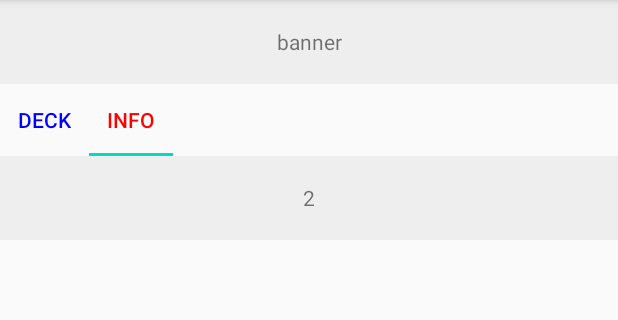
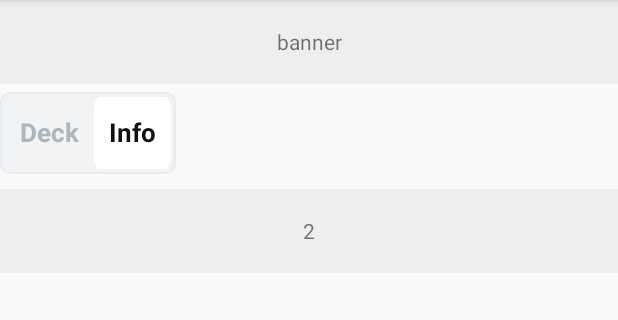
Before and after one commit to jangsejing/tab_layout, an Android app: the screen it shows after launch (MainActivity), tab 2 chosen, on a phone screen of 412 x 824 dp, the part 84-404 px from its top. Run offline under Robolectric (Android 15) with nearby library versions, the phone set to English and light mode, and no system bars.

Commit message:
TabLayout Custom

```diff
--- /dev/null
+++ b/app/src/main/res/drawable/shp_r6.xml
@@ -0,0 +1,8 @@
+<?xml version="1.0" encoding="utf-8"?>
+<shape xmlns:android="http://schemas.android.com/apk/res/android"
+    android:shape="rectangle">
+    <corners android:radius="8dp" />
+    <stroke
+        android:width="1dp"
+        android:color="#e9ecef" />
+</shape>
--- /dev/null
+++ b/app/src/main/res/drawable/shp_str_r8.xml
@@ -0,0 +1,9 @@
+<?xml version="1.0" encoding="utf-8"?>
+<shape xmlns:android="http://schemas.android.com/apk/res/android"
+    android:shape="rectangle">
+    <corners android:radius="6dp" />
+    <solid android:color="#f1f3f5" />
+    <stroke
+        android:width="1dp"
+        android:color="#e9ecef" />
+</shape>
--- a/app/src/main/res/layout/main_activity.xml
+++ b/app/src/main/res/layout/main_activity.xml
@@ -13,13 +13,29 @@
         android:gravity="center"
         android:text="banner" />
 
+    <LinearLayout
+        android:layout_width="wrap_content"
+        android:layout_height="wrap_content"
+        android:layout_marginTop="5dp"
+        android:background="@drawable/shp_str_r8"
+        android:padding="3dp">
+
         <com.google.android.material.tabs.TabLayout
             android:id="@+id/tl_main"
             android:layout_width="wrap_content"
             android:layout_height="wrap_content"
             app:tabGravity="start"
-        app:tabSelectedTextColor="#ff0000"
-        app:tabTextColor="#0000ff">
+            app:tabIndicator="@drawable/shp_r6"
+            app:tabIndicatorColor="#ffffff"
+            app:tabIndicatorGravity="center"
+            app:tabIndicatorHeight="52dp"
+            app:tabPaddingBottom="7dp"
+            app:tabPaddingEnd="10dp"
+            app:tabPaddingStart="10dp"
+            app:tabPaddingTop="6dp"
+            app:tabSelectedTextColor="#0e1012"
+            app:tabTextAppearance="@style/TabText"
+            app:tabTextColor="#adb5bd">
 
             <com.google.android.material.tabs.TabItem
                 android:layout_width="wrap_content"
@@ -31,9 +47,11 @@
                 android:layout_height="wrap_content"
                 android:text="tab2" />
         </com.google.android.material.tabs.TabLayout>
+    </LinearLayout>
 
     <androidx.viewpager2.widget.ViewPager2
         android:id="@+id/vp_main"
         android:layout_width="match_parent"
-        android:layout_height="match_parent" />
+        android:layout_height="match_parent"
+        android:layout_marginTop="10dp" />
 </LinearLayout>
--- a/app/src/main/res/values/styles.xml
+++ b/app/src/main/res/values/styles.xml
@@ -7,4 +7,9 @@
         <item name="colorAccent">@color/colorAccent</item>
     </style>
 
+    <style name="TabText">
+        <item name="android:textSize">17sp</item>
+        <item name="android:textStyle">bold</item>
+    </style>
+
 </resources>
```
Lines whose indentation alone changed are shown as unchanged.
